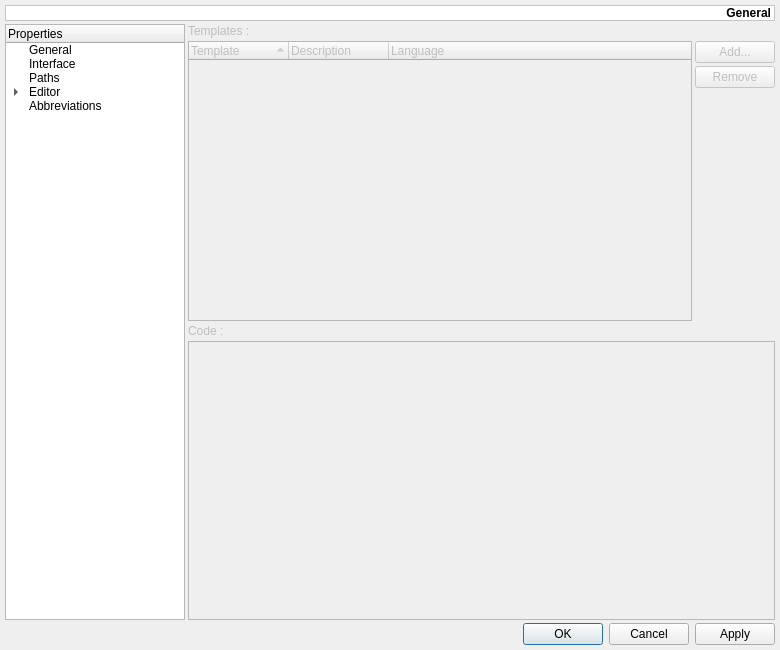
The window that src/ui/settings.ui (yag00/raptor) describes before a commit, drawn with Qt 5.
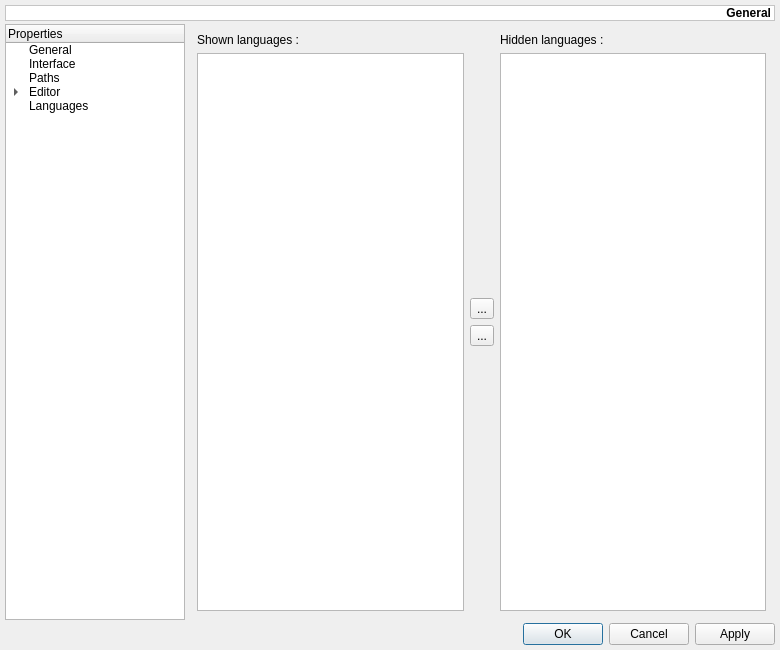
The same window after the commit. The open tabs and pages were chosen to show the change. Icons and pictures are not drawn. Custom widgets are drawn as their Qt base class.

Commit message: menu languages /settings -> shown/hidden lexers

What changed in the file:
```diff
--- a/src/ui/settings.ui
+++ b/src/ui/settings.ui
@@ -230,7 +230,7 @@
      </item>
      <item>
       <property name="text">
-       <string>Abbreviations</string>
+       <string>Languages</string>
       </property>
      </item>
     </widget>
@@ -248,7 +248,7 @@
    <item row="1" column="1">
     <widget class="QStackedWidget" name="swPages">
      <property name="currentIndex">
-      <number>16</number>
+      <number>17</number>
      </property>
      <widget class="QWidget" name="pGeneral">
       <layout class="QVBoxLayout">
@@ -3655,89 +3655,99 @@
        </item>
       </layout>
      </widget>
-     <widget class="QWidget" name="pAbbreviations">
+     <widget class="QWidget" name="pLanguage">
       <property name="enabled">
-       <bool>false</bool>
+       <bool>true</bool>
       </property>
-      <layout class="QVBoxLayout">
-       <property name="spacing">
-        <number>3</number>
-       </property>
-       <property name="margin">
-        <number>0</number>
-       </property>
+      <layout class="QHBoxLayout" name="horizontalLayout_10">
        <item>
-        <widget class="QLabel" name="lAbbreviationsTemplates">
-         <property name="text">
-          <string>Templates :</string>
-         </property>
-        </widget>
-       </item>
-       <item>
-        <layout class="QGridLayout">
-         <property name="spacing">
-          <number>3</number>
-         </property>
-         <item row="1" column="1">
-          <widget class="QPushButton" name="pbAbbreviationsRemove">
+        <layout class="QVBoxLayout" name="verticalLayout_20">
+         <item>
+          <widget class="QLabel" name="lbShowLexer">
            <property name="text">
-            <string>Remove</string>
+            <string>Shown languages : </string>
            </property>
           </widget>
          </item>
-         <item row="0" column="0" rowspan="3">
-          <widget class="QTreeWidget" name="twAbbreviations">
+         <item>
+          <widget class="QListWidget" name="lvShowLexer">
            <property name="editTriggers">
             <set>QAbstractItemView::NoEditTriggers</set>
            </property>
-           <property name="alternatingRowColors">
+           <property name="dragEnabled">
             <bool>true</bool>
            </property>
-           <property name="rootIsDecorated">
+           <property name="dragDropOverwriteMode">
             <bool>false</bool>
            </property>
-           <property name="itemsExpandable">
-            <bool>false</bool>
+           <property name="dragDropMode">
+            <enum>QAbstractItemView::DragDrop</enum>
            </property>
-           <property name="sortingEnabled">
+           <property name="defaultDropAction">
+            <enum>Qt::MoveAction</enum>
+           </property>
+           <property name="alternatingRowColors">
             <bool>true</bool>
            </property>
-           <property name="allColumnsShowFocus">
+           <property name="selectionMode">
+            <enum>QAbstractItemView::MultiSelection</enum>
+           </property>
+           <property name="movement">
+            <enum>QListView::Free</enum>
+           </property>
+           <property name="sortingEnabled">
             <bool>true</bool>
            </property>
-           <column>
-            <property name="text">
-             <string>Template</string>
-            </property>
-           </column>
-           <column>
-            <property name="text">
-             <string>Description</string>
-            </property>
-           </column>
-           <column>
-            <property name="text">
-             <string>Language</string>
-            </property>
-           </column>
           </widget>
          </item>
-         <item row="0" column="1">
-          <widget class="QPushButton" name="pbAbbreviationsAdd">
+        </layout>
+       </item>
+       <item>
+        <layout class="QVBoxLayout" name="verticalLayout_18">
+         <item>
+          <spacer name="verticalSpacer_8">
+           <property name="orientation">
+            <enum>Qt::Vertical</enum>
+           </property>
+           <property name="sizeHint" stdset="0">
+            <size>
+             <width>20</width>
+             <height>40</height>
+            </size>
+           </property>
+          </spacer>
+         </item>
+         <item>
+          <widget class="QToolButton" name="tbHideLexer">
            <property name="text">
-            <string>Add...</string>
+            <string notr="true">...</string>
            </property>
+           <property name="icon">
+            <iconset resource="../ressources.qrc">
+             <normaloff>:/images/forward.png</normaloff>:/images/forward.png</iconset>
+           </property>
           </widget>
          </item>
-         <item row="2" column="1">
-          <spacer>
+         <item>
+          <widget class="QToolButton" name="tbShowLexer">
+           <property name="text">
+            <string notr="true">...</string>
+           </property>
+           <property name="icon">
+            <iconset resource="../ressources.qrc">
+             <normaloff>:/images/backward.png</normaloff>:/images/backward.png</iconset>
+           </property>
+          </widget>
+         </item>
+         <item>
+          <spacer name="verticalSpacer_7">
            <property name="orientation">
             <enum>Qt::Vertical</enum>
            </property>
            <property name="sizeHint" stdset="0">
             <size>
              <width>20</width>
-             <height>16</height>
+             <height>40</height>
             </size>
            </property>
           </spacer>
@@ -3745,24 +3755,55 @@
         </layout>
        </item>
        <item>
-        <widget class="QLabel" name="lAbbreviationsCode">
-         <property name="text">
-          <string>Code :</string>
-         </property>
-        </widget>
-       </item>
-       <item>
-        <widget class="QTextEdit" name="teAbbreviationsCode">
-         <property name="lineWrapMode">
-          <enum>QTextEdit::NoWrap</enum>
-         </property>
-         <property name="tabStopWidth">
-          <number>40</number>
-         </property>
-         <property name="acceptRichText">
-          <bool>false</bool>
-         </property>
-        </widget>
+        <layout class="QVBoxLayout" name="verticalLayout_19">
+         <item>
+          <widget class="QLabel" name="lbHideLexer">
+           <property name="text">
+            <string>Hidden languages : </string>
+           </property>
+          </widget>
+         </item>
+         <item>
+          <widget class="QListWidget" name="lvHideLexer">
+           <property name="editTriggers">
+            <set>QAbstractItemView::NoEditTriggers</set>
+           </property>
+           <property name="dragEnabled">
+            <bool>true</bool>
+           </property>
+           <property name="dragDropOverwriteMode">
+            <bool>false</bool>
+           </property>
+           <property name="dragDropMode">
+            <enum>QAbstractItemView::DragDrop</enum>
+           </property>
+           <property name="defaultDropAction">
+            <enum>Qt::MoveAction</enum>
+           </property>
+           <property name="alternatingRowColors">
+            <bool>true</bool>
+           </property>
+           <property name="selectionMode">
+            <enum>QAbstractItemView::MultiSelection</enum>
+           </property>
+           <property name="selectionBehavior">
+            <enum>QAbstractItemView::SelectItems</enum>
+           </property>
+           <property name="movement">
+            <enum>QListView::Free</enum>
+           </property>
+           <property name="isWrapping" stdset="0">
+            <bool>false</bool>
+           </property>
+           <property name="layoutMode">
+            <enum>QListView::Batched</enum>
+           </property>
+           <property name="sortingEnabled">
+            <bool>true</bool>
+           </property>
+          </widget>
+         </item>
+        </layout>
        </item>
       </layout>
      </widget>
```
The commit also changes 6 other files.
